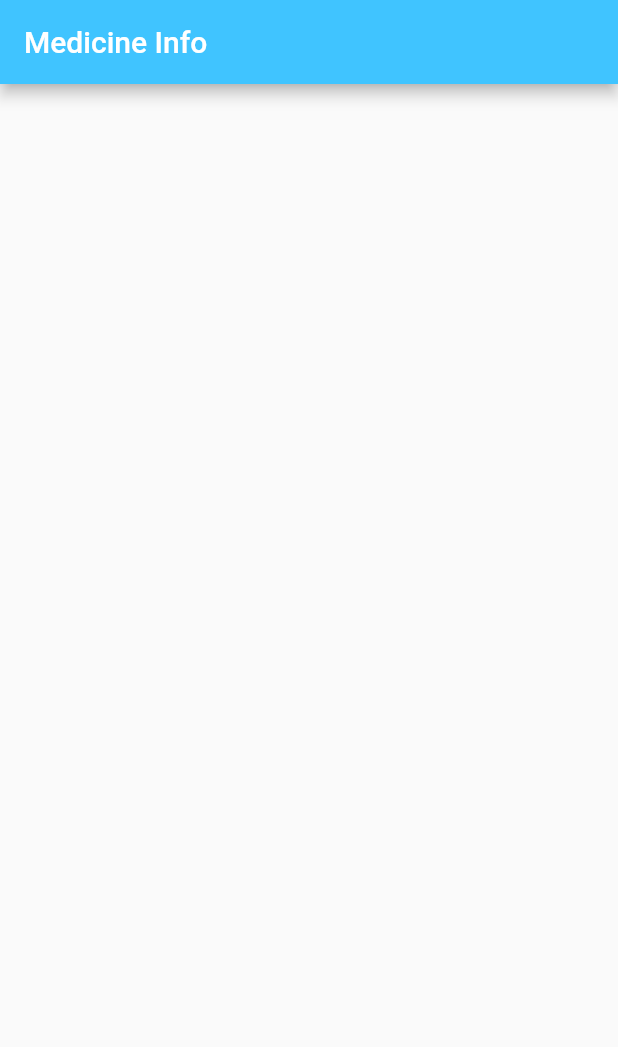
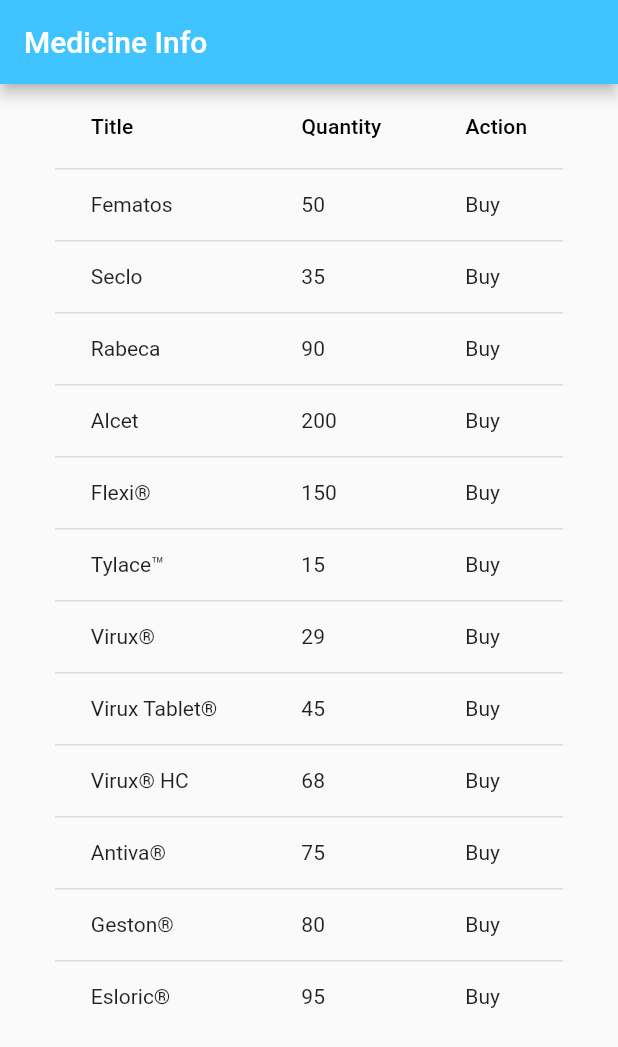
Before and after one commit to Linkonsq/Medicine-Info, a Flutter app: the screen it shows after launch, on a phone screen of 412 x 824 dp. Shown: the top 1047 px of the screen. Run offline on Flutter 3.47's test engine with Material 2 defaults, Android fonts, the phone set to English and light mode, and no system bars.

Commit message:
Add table and insert dummy data

```diff
--- /dev/null
+++ b/lib/dummy_data.dart
@@ -0,0 +1,64 @@
+import 'package:medicine/models/medicine.dart';
+
+const DUMMY_MEDICINES = const [
+  Medicine(
+    id: 'm1',
+    title: 'Fematos',
+    quantity: 50,
+  ),
+  Medicine(
+    id: 'm2',
+    title: 'Seclo',
+    quantity: 35,
+  ),
+  Medicine(
+    id: 'm3',
+    title: 'Rabeca',
+    quantity: 90,
+  ),
+  Medicine(
+    id: 'm4',
+    title: 'Alcet',
+    quantity: 200,
+  ),
+  Medicine(
+    id: 'm5',
+    title: 'Flexi®',
+    quantity: 150,
+  ),
+  Medicine(
+    id: 'm6',
+    title: 'Tylace™',
+    quantity: 15,
+  ),
+  Medicine(
+    id: 'm7',
+    title: 'Virux®',
+    quantity: 29,
+  ),
+  Medicine(
+    id: 'm8',
+    title: 'Virux Tablet®',
+    quantity: 45,
+  ),
+  Medicine(
+    id: 'm9',
+    title: 'Virux® HC',
+    quantity: 68,
+  ),
+  Medicine(
+    id: 'm10',
+    title: 'Antiva®',
+    quantity: 75,
+  ),
+  Medicine(
+    id: 'm11',
+    title: 'Geston®',
+    quantity: 80,
+  ),
+  Medicine(
+    id: 'm12',
+    title: 'Esloric®',
+    quantity: 95,
+  ),
+];
--- a/lib/main.dart
+++ b/lib/main.dart
@@ -8,15 +8,7 @@ class MyApp extends StatelessWidget {
   Widget build(BuildContext context) {
     return MaterialApp(
       debugShowCheckedModeBanner: false,
-//      theme: ThemeData.dark().copyWith(
-//        textTheme: TextTheme(
-//          body1: TextStyle(color: Colors.black54),
-//        ),
-//      ),
-      initialRoute: InfoScreen.id,
-      routes: {
-        InfoScreen.id: (context) => InfoScreen(),
-      },
+      home: InfoScreen(),
     );
   }
 }
--- /dev/null
+++ b/lib/models/medicine.dart
@@ -0,0 +1,9 @@
+import 'package:flutter/material.dart';
+
+class Medicine {
+  final String id;
+  final String title;
+  final int quantity;
+
+  const Medicine({this.id, this.title, this.quantity});
+}
--- a/lib/screens/info_screen.dart
+++ b/lib/screens/info_screen.dart
@@ -1,4 +1,6 @@
+import 'package:flutter/cupertino.dart';
 import 'package:flutter/material.dart';
+import 'package:medicine/dummy_data.dart';
 
 class InfoScreen extends StatefulWidget {
   static String id = 'info_screen';
@@ -8,6 +10,49 @@ class InfoScreen extends StatefulWidget {
 }
 
 class _InfoScreenState extends State<InfoScreen> {
+  DataTable dataBody() {
+    return DataTable(
+      columns: [
+        DataColumn(
+          label: Text('Title'),
+          numeric: false,
+          tooltip: 'This is Title',
+        ),
+        DataColumn(
+          label: Text('Quantity'),
+          numeric: false,
+          tooltip: 'This is Quantity',
+        ),
+        DataColumn(
+          label: Text('Action'),
+          numeric: false,
+          tooltip: 'This is Action',
+        ),
+      ],
+      rows: DUMMY_MEDICINES
+          .map(
+            (medicine) => DataRow(
+              cells: [
+                DataCell(
+                  Text(medicine.title),
+                ),
+                DataCell(
+                  Text(medicine.quantity.toString()),
+                ),
+                DataCell(
+                  InkWell(
+                    child: Container(
+                      child: Text('Buy'),
+                    ),
+                  ),
+                ),
+              ],
+            ),
+          )
+          .toList(),
+    );
+  }
+
   @override
   Widget build(BuildContext context) {
     return Scaffold(
@@ -15,6 +60,13 @@ class _InfoScreenState extends State<InfoScreen> {
         title: Text('Medicine Info'),
         backgroundColor: Colors.lightBlueAccent,
       ),
+      body: Column(
+        children: <Widget>[
+          Center(
+            child: dataBody(),
+          )
+        ],
+      ),
     );
   }
 }
```
